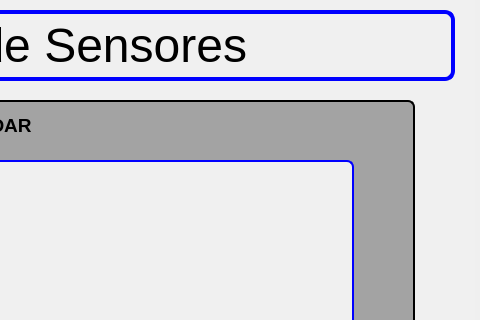
Before: the Qt Designer form mainwindow.ui in molautaro/interfazAGV, drawn with Qt 5; both pictures show x 546 to 1026 and y 0 to 320 of the 1026 by 603 pixel window.
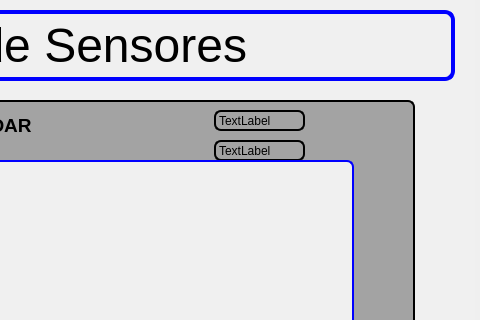
After: the same form once the commit is applied. The open tabs and pages were chosen to show the change.

Patch:
```diff
--- a/mainwindow.ui
+++ b/mainwindow.ui
@@ -1152,6 +1152,32 @@
         <string>Sensor LIDAR</string>
        </property>
       </widget>
+      <widget class="QLabel" name="label_11">
+       <property name="geometry">
+        <rect>
+         <x>320</x>
+         <y>10</y>
+         <width>91</width>
+         <height>21</height>
+        </rect>
+       </property>
+       <property name="text">
+        <string>TextLabel</string>
+       </property>
+      </widget>
+      <widget class="QLabel" name="label_12">
+       <property name="geometry">
+        <rect>
+         <x>320</x>
+         <y>40</y>
+         <width>91</width>
+         <height>21</height>
+        </rect>
+       </property>
+       <property name="text">
+        <string>TextLabel</string>
+       </property>
+      </widget>
      </widget>
      <zorder>frame_3</zorder>
      <zorder>label_5</zorder>
```
Left out of the diff: 8 changed lines with no effect on the pictures.
